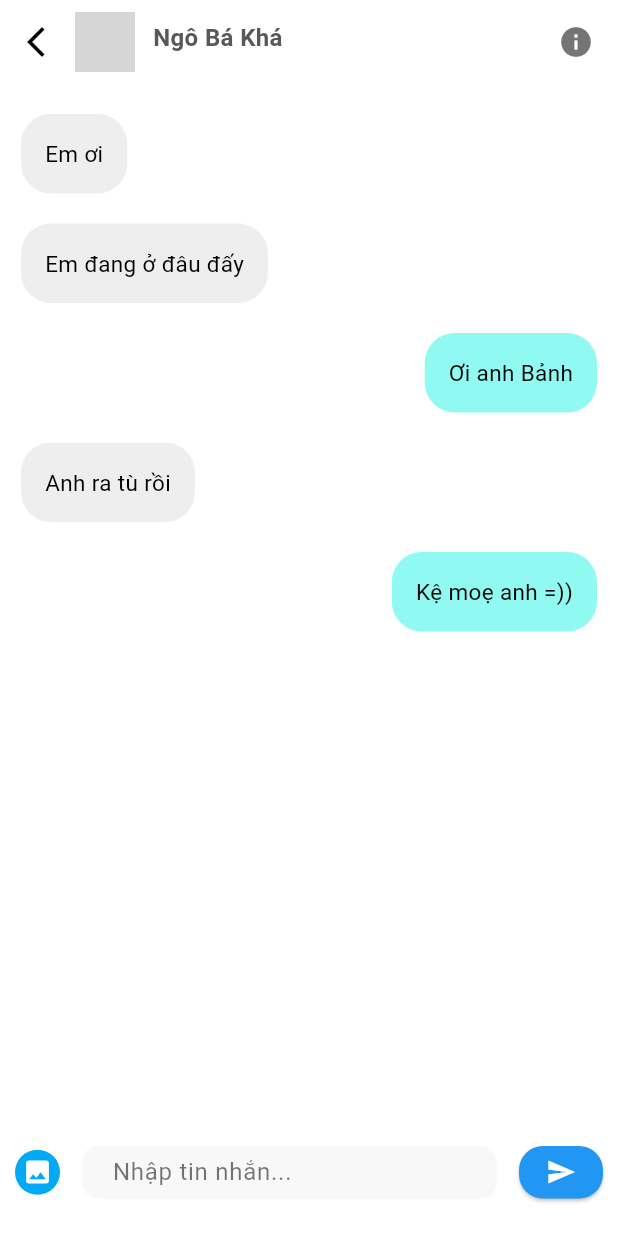
After one commit to luonghv-31/ZeeHome, a Flutter app: the ChatScreen screen opened directly, after a tap on "Ngô Bá Khá", on a phone screen of 412 x 824 dp. The commit adds this screen. Run offline on Flutter 3.47's test engine with Material 2 defaults, Android fonts, the phone set to English and light mode, and no system bars; our stand-ins replace carousel_slider, dotted_border, email_validator, file_picker, flutter_datetime_picker, flutter_easyloading and 3 more; missing offline and left inert: eventsource, namefully; accounts and stored records are empty; network calls fail; grey boxes are pictures that could not be loaded.

Commit message:
add chat

```diff
--- /dev/null
+++ b/lib/screens/chat/Models/chatMessageModel.dart
@@ -0,0 +1,7 @@
+import 'package:flutter/cupertino.dart';
+
+class ChatMessage{
+  String messageContent;
+  String messageType;
+  ChatMessage({required this.messageContent, required this.messageType});
+}
--- /dev/null
+++ b/lib/screens/chat/Models/chatUsersModel.dart
@@ -0,0 +1,9 @@
+import 'package:flutter/cupertino.dart';
+
+class ChatUsers{
+  String name;
+  String messageText;
+  String imageURL;
+  String time;
+  ChatUsers({required this.name,required this.messageText,required this.imageURL,required this.time, required String image, required String secondaryText, required String text});
+}
--- /dev/null
+++ b/lib/screens/chat/Widgets/chatDetailPage.dart
@@ -0,0 +1,167 @@
+import 'package:flutter/material.dart';
+import 'package:zeehome/screens/chat/Models/chatMessageModel.dart';
+
+class ChatDetailPage extends StatefulWidget {
+  @override
+  _ChatDetailPageState createState() => _ChatDetailPageState();
+}
+
+List<ChatMessage> messages = [
+  ChatMessage(messageContent: "Em ơi", messageType: "receiver"),
+  ChatMessage(messageContent: "Em đang ở đâu đấy", messageType: "receiver"),
+  ChatMessage(
+      messageContent: "Ơi anh Bảnh",
+      messageType: "sender"),
+  ChatMessage(messageContent: "Anh ra tù rồi", messageType: "receiver"),
+  ChatMessage(
+      messageContent: "Kệ moẹ anh =))", messageType: "sender"),
+];
+
+class _ChatDetailPageState extends State<ChatDetailPage> {
+  @override
+  Widget build(BuildContext context) {
+    return Scaffold(
+      appBar: AppBar(
+        elevation: 0,
+        automaticallyImplyLeading: false,
+        backgroundColor: Colors.white,
+        flexibleSpace: SafeArea(
+          child: Container(
+            padding: EdgeInsets.only(right: 16),
+            child: Row(
+              children: <Widget>[
+                IconButton(
+                  onPressed: () {
+                    Navigator.pop(context);
+                  },
+                  icon: Icon(
+                    Icons.arrow_back_ios_new,
+                    color: Colors.black,
+                  ),
+                ),
+                SizedBox(
+                  width: 2,
+                ),
+                CircleAvatar(
+                  backgroundImage: NetworkImage(
+                      'https://danviet.mediacdn.vn/upload/2-2019/images/2019-04-02/Vi-sao-Kha-Banh-tro-thanh-hien-tuong-dinh-dam-tren-mang-xa-hoi-khabanh-1554192528-width660height597.jpg'),
+                  maxRadius: 20,
+                ),
+                SizedBox(
+                  width: 12,
+                ),
+                Expanded(
+                  child: Column(
+                    crossAxisAlignment: CrossAxisAlignment.start,
+                    mainAxisAlignment: MainAxisAlignment.center,
+                    children: <Widget>[
+                      Text(
+                        "Ngô Bá Khá",
+                        style: TextStyle(
+                            fontSize: 16, fontWeight: FontWeight.w600),
+                      ),
+                      SizedBox(
+                        height: 6,
+                      ),
+                    ],
+                  ),
+                ),
+                Icon(
+                  Icons.info,
+                  color: Colors.black54,
+                ),
+              ],
+            ),
+          ),
+        ),
+      ),
+      body: Stack(
+        children: <Widget>[
+          ListView.builder(
+            itemCount: messages.length,
+            shrinkWrap: true,
+            padding: EdgeInsets.only(top: 10, bottom: 10),
+            physics: NeverScrollableScrollPhysics(),
+            itemBuilder: (context, index) {
+              return Container(
+                padding:
+                    EdgeInsets.only(left: 14, right: 14, top: 10, bottom: 10),
+                child: Align(
+                  alignment: (messages[index].messageType == "receiver"
+                      ? Alignment.topLeft
+                      : Alignment.topRight),
+                  child: Container(
+                    decoration: BoxDecoration(
+                      borderRadius: BorderRadius.circular(20),
+                      color: (messages[index].messageType == "receiver"
+                          ? Colors.grey.shade200
+                          : Color.fromARGB(255, 144, 249, 242)),
+                    ),
+                    padding: EdgeInsets.all(16),
+                    child: Text(
+                      messages[index].messageContent,
+                      style: TextStyle(color: Colors.black,fontSize: 15),
+                    ),
+                  ),
+                ),
+              );
+            },
+          ),
+          Align(
+            alignment: Alignment.bottomLeft,
+            child: Container(
+              padding: EdgeInsets.only(left: 10, right: 10, bottom: 25, top: 0),
+              height: 60,
+              width: double.infinity,
+              color: Colors.white,
+              child: Row(
+                children: <Widget>[
+                  GestureDetector(
+                    onTap: () {},
+                    child: Container(
+                      height: 30,
+                      width: 30,
+                      decoration: BoxDecoration(
+                        color: Colors.lightBlue,
+                        borderRadius: BorderRadius.circular(30),
+                      ),
+                      child: Icon(
+                        Icons.image,
+                        color: Colors.white,
+                        size: 20,
+                      ),
+                    ),
+                  ),
+                  SizedBox(
+                    width: 15,
+                  ),
+                  Expanded(
+                    child: TextField(
+                      decoration: InputDecoration(
+                          hintText: "Nhập tin nhắn...",
+                          hintStyle: TextStyle(color: Colors.black54),
+                          border: InputBorder.none),
+                    ),
+                  ),
+                  SizedBox(
+                    width: 15,
+                  ),
+                  FloatingActionButton(
+                    onPressed: () {},
+                    child: Icon(
+                      Icons.send,
+                      color: Colors.white,
+                      size: 20,
+                    ),
+                    backgroundColor: Colors.blue,
+                    elevation: 1,
+                  ),
+                ],
+              ),
+            ),
+          ),
+        ],
+      ),
+    );
+  }
+}
--- /dev/null
+++ b/lib/screens/chat/Widgets/chatPage.dart
@@ -0,0 +1,89 @@
+import 'package:flutter/material.dart';
+import 'package:zeehome/screens/chat/Models/chatUsersModel.dart';
+import 'package:zeehome/screens/chat/Widgets/conversationList.dart';
+
+class ChatPage extends StatefulWidget {
+  @override
+  _ChatPageState createState() => _ChatPageState();
+}
+
+class _ChatPageState extends State<ChatPage> {
+  List<ChatUsers> chatUsers = [
+    ChatUsers(
+        name: "Ngô Bá Khá",
+        secondaryText: "Awesome Setup",
+        image: 'assets/images/app-bg.jpg',
+        time: "Ngay bây giờ",
+        messageText: 'Anh ra tù rồi',
+        text: 'dfghdfg',
+        imageURL: 'https://danviet.mediacdn.vn/upload/2-2019/images/2019-04-02/Vi-sao-Kha-Banh-tro-thanh-hien-tuong-dinh-dam-tren-mang-xa-hoi-khabanh-1554192528-width660height597.jpg',
+        ),
+        ChatUsers(
+        name: "Ngô Bá Khá",
+        secondaryText: "Awesome Setup",
+        image: 'assets/images/app-bg.jpg',
+        time: "Ngay bây giờ",
+        messageText: 'Anh ra tù rồi',
+        text: 'dfghdfg',
+        imageURL: 'https://danviet.mediacdn.vn/upload/2-2019/images/2019-04-02/Vi-sao-Kha-Banh-tro-thanh-hien-tuong-dinh-dam-tren-mang-xa-hoi-khabanh-1554192528-width660height597.jpg',
+        ),
+        ChatUsers(
+        name: "Ngô Bá Khá",
+        secondaryText: "Awesome Setup",
+        image: 'assets/images/app-bg.jpg',
+        time: "Ngay bây giờ",
+        messageText: 'Anh ra tù rồi',
+        text: 'dfghdfg',
+        imageURL: 'https://danviet.mediacdn.vn/upload/2-2019/images/2019-04-02/Vi-sao-Kha-Banh-tro-thanh-hien-tuong-dinh-dam-tren-mang-xa-hoi-khabanh-1554192528-width660height597.jpg',
+        ),
+
+  ];
+  @override
+  Widget build(BuildContext context) {
+    return Scaffold(
+      body: SingleChildScrollView(
+        physics: BouncingScrollPhysics(),
+        child: Column(
+          crossAxisAlignment: CrossAxisAlignment.start,
+          children: <Widget>[
+            Padding(
+              padding: EdgeInsets.only(top: 16, left: 16, right: 16),
+              child: TextField(
+                decoration: InputDecoration(
+                  hintText: "Tìm kiếm...",
+                  hintStyle: TextStyle(color: Colors.grey.shade600),
+                  prefixIcon: Icon(
+                    Icons.search,
+                    color: Colors.grey.shade600,
+                    size: 20,
+                  ),
+                  filled: true,
+                  fillColor: Colors.grey.shade100,
+                  contentPadding: EdgeInsets.all(8),
+                  enabledBorder: OutlineInputBorder(
+                      borderRadius: BorderRadius.circular(20),
+                      borderSide: BorderSide(color: Colors.grey.shade100)),
+                ),
+              ),
+            ),
+            ListView.builder(
+              itemCount: chatUsers.length,
+              shrinkWrap: true,
+              padding: EdgeInsets.only(top: 16),
+              physics: NeverScrollableScrollPhysics(),
+              itemBuilder: (context, index) {
+                return ConversationList(
+                  name: chatUsers[index].name,
+                  messageText: chatUsers[index].messageText,
+                  imageUrl: chatUsers[index].imageURL,
+                  time: chatUsers[index].time,
+                  isMessageRead: (index == 0 || index == 3) ? true : false,
+                );
+              },
+            ),
+          ],
+        ),
+      ),
+    );
+  }
+}
--- /dev/null
+++ b/lib/screens/chat/Widgets/conversationList.dart
@@ -0,0 +1,57 @@
+import 'package:flutter/material.dart';
+import 'package:zeehome/screens/chat/Widgets/chatDetailPage.dart';
+class ConversationList extends StatefulWidget{
+  String name;
+  String messageText;
+  String imageUrl;
+  String time;
+  bool isMessageRead;
+  ConversationList({required this.name,required this.messageText,required this.imageUrl,required this.time,required this.isMessageRead});
+  @override
+  _ConversationListState createState() => _ConversationListState();
+}
+
+class _ConversationListState extends State<ConversationList> {
+  @override
+  Widget build(BuildContext context) {
+    return GestureDetector(
+     onTap: (){
+        Navigator.push(context, MaterialPageRoute(builder: (context){
+          return ChatDetailPage();
+        }));
+      },
+      child: Container(
+        padding: EdgeInsets.only(left: 16,right: 16,top: 10,bottom: 10),
+        child: Row(
+          children: <Widget>[
+            Expanded(
+              child: Row(
+                children: <Widget>[
+                  CircleAvatar(
+                    backgroundImage: NetworkImage(widget.imageUrl),
+                    maxRadius: 30,
+                  ),
+                  SizedBox(width: 16,),
+                  Expanded(
+                    child: Container(
+                      color: Colors.transparent,
+                      child: Column(
+                        crossAxisAlignment: CrossAxisAlignment.start,
+                        children: <Widget>[
+                          Text(widget.name, style: TextStyle(fontSize: 16),),
+                          SizedBox(height: 6,),
+                          Text(widget.messageText,style: TextStyle(fontSize: 13,color: Colors.grey.shade600, fontWeight: widget.isMessageRead?FontWeight.bold:FontWeight.normal),),
+                        ],
+                      ),
+                    ),
+                  ),
+                ],
+              ),
+            ),
+            Text(widget.time,style: TextStyle(fontSize: 12,fontWeight: widget.isMessageRead?FontWeight.bold:FontWeight.normal),),
+          ],
+        ),
+      ),
+    );
+  }
+}
--- /dev/null
+++ b/lib/screens/chat/chatScreen.dart
@@ -0,0 +1,37 @@
+import 'package:flutter/material.dart';
+import 'package:zeehome/screens/chat/Widgets/chatPage.dart';
+
+class ChatScreen extends StatelessWidget {
+  @override
+  Widget build(BuildContext context) {
+    return Scaffold(
+      appBar: AppBar(
+          backgroundColor: Colors.white,
+          title: const Text(
+            'Tin nhắn',
+            style: TextStyle(fontWeight: FontWeight.bold),
+          ),
+        ),
+      body: ChatPage(),
+      bottomNavigationBar: BottomNavigationBar(
+        selectedItemColor: Colors.red,
+        unselectedItemColor: Colors.grey.shade600,
+        selectedLabelStyle: TextStyle(fontWeight: FontWeight.w600),
+        unselectedLabelStyle: TextStyle(fontWeight: FontWeight.w600),
+        type: BottomNavigationBarType.fixed,
+        items: const [
+          BottomNavigationBarItem(
+            icon: Icon(Icons.home),
+            label: 'Trang chủ',
+
+          ),
+
+          BottomNavigationBarItem(
+            icon: Icon(Icons.account_box),
+            label: "Thông tin",
+          ),
+        ],
+      ),
+    );
+  }
+}
--- a/lib/screens/createHouse/components/houseExtraInfo.dart
+++ b/lib/screens/createHouse/components/houseExtraInfo.dart
@@ -447,7 +447,7 @@ class _HouseExtraInfoState extends State<HouseExtraInfo> {
                     });
                   }
                 },
-                child: const Text('Tiếp tục', style: TextStyle(color: Colors.white)),
+                child: const Text('Đăng bài', style: TextStyle(color: Colors.white)),
               ),
               const SizedBox(height: 16),
             ],
--- a/lib/screens/home/components/features.dart
+++ b/lib/screens/home/components/features.dart
@@ -4,6 +4,7 @@ import 'package:zeehome/screens/map/mapScreen.dart';
 import 'package:zeehome/screens/payment/paymentScreen.dart';
 import 'package:zeehome/screens/search/locationSearchScreen.dart';
 import 'package:zeehome/screens/user/userDetailScreen.dart';
+import 'package:zeehome/screens/chat/chatScreen.dart';
 
 class Features extends StatelessWidget {
   Features({
@@ -107,7 +108,7 @@ class Features extends StatelessWidget {
                             color: Colors.pink,
                             size: 24,
                             semanticLabel: 'Text to announce in accessibility modes',
-                            Icons.maps_home_work_outlined,
+                            Icons.attach_money_outlined,
                           ),
                         ),
                       ),
@@ -213,13 +214,41 @@ class Features extends StatelessWidget {
                             color: Colors.pink,
                             size: 24,
                             semanticLabel: 'Text to announce in accessibility modes',
-                            Icons.library_add,
+                            Icons.search,
                           ),
                         ),
 
                       ),
                       const SizedBox(height: 10),
                       const Text('Tìm kiếm', style: TextStyle(fontSize: 14, color: Color.fromARGB(255, 0, 72, 230), fontWeight: FontWeight.w600)),
+                    ],
+                  ),
+                ),
+                Container(
+                  child: Column(
+                    crossAxisAlignment: CrossAxisAlignment.center,
+                    children: [
+                      Container(
+                        decoration: BoxDecoration(
+                          border: Border.all(color: const Color.fromARGB(255, 230, 230, 230)),
+                          borderRadius: BorderRadius.circular(10),
+                        ),
+                        child: ElevatedButton(
+                          style: raisedButtonStyle,
+                          onPressed: () {
+                            Navigator.of(context).push(scaleIn( ChatScreen()));
+                          },
+                          child: const Icon(
+                            color: Colors.pink,
+                            size: 24,
+                            semanticLabel: 'Text to announce in accessibility modes',
+                            Icons.message_outlined,
+                          ),
+                        ),
+
+                      ),
+                      const SizedBox(height: 10),
+                      const Text('Tin nhắn', style: TextStyle(fontSize: 14, color: Color.fromARGB(255, 0, 72, 230), fontWeight: FontWeight.w600)),
                     ],
                   ),
                 ),
--- a/lib/screens/houseDetail/houseDetailScreen.dart
+++ b/lib/screens/houseDetail/houseDetailScreen.dart
@@ -431,7 +431,7 @@ class HouseDetailScreen extends StatelessWidget {
             Align(
               alignment: AlignmentDirectional.topStart, // <-- SEE HERE
               child: Container(
-                height: 68,
+                height: 130,
                 padding: const EdgeInsets.only(left: 20, right: 20, top: 0),
                 color: Colors.transparent,
                 child: Row(
--- a/lib/screens/map/mapScreen.dart
+++ b/lib/screens/map/mapScreen.dart
@@ -84,7 +84,7 @@ class MapScreenState extends State<MapScreen> {
   Widget build(BuildContext context) {
     return Scaffold(
       appBar: AppBar(
-        title: const Text("Track order"),
+        title: const Text("Bản đồ"),
       ),
       body: GoogleMap(
         initialCameraPosition: const CameraPosition(
--- a/pubspec.yaml
+++ b/pubspec.yaml
@@ -25,6 +25,7 @@ dependencies:
   email_validator: ^2.1.17
   flutter_easyloading: ^3.0.5
   dotted_border: ^2.0.0+3
+  cupertino_icons: ^0.1.3
 
 dev_dependencies:
   flutter_test:
```
Also changed, not shown: pubspec.lock, 4 other files.
